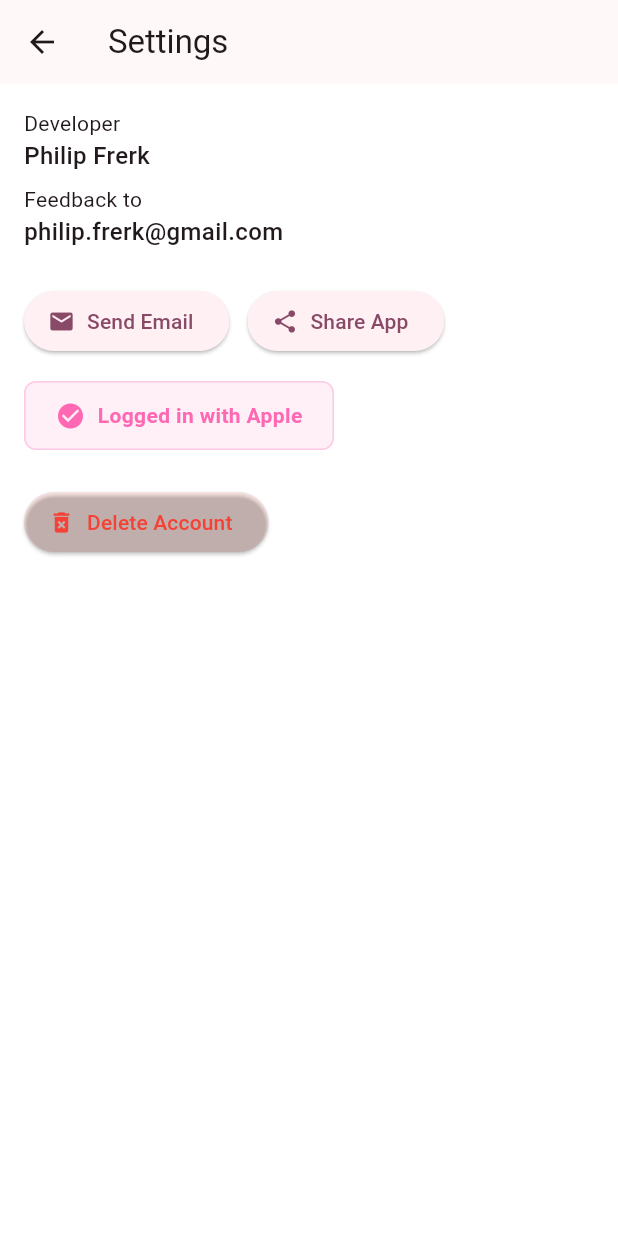
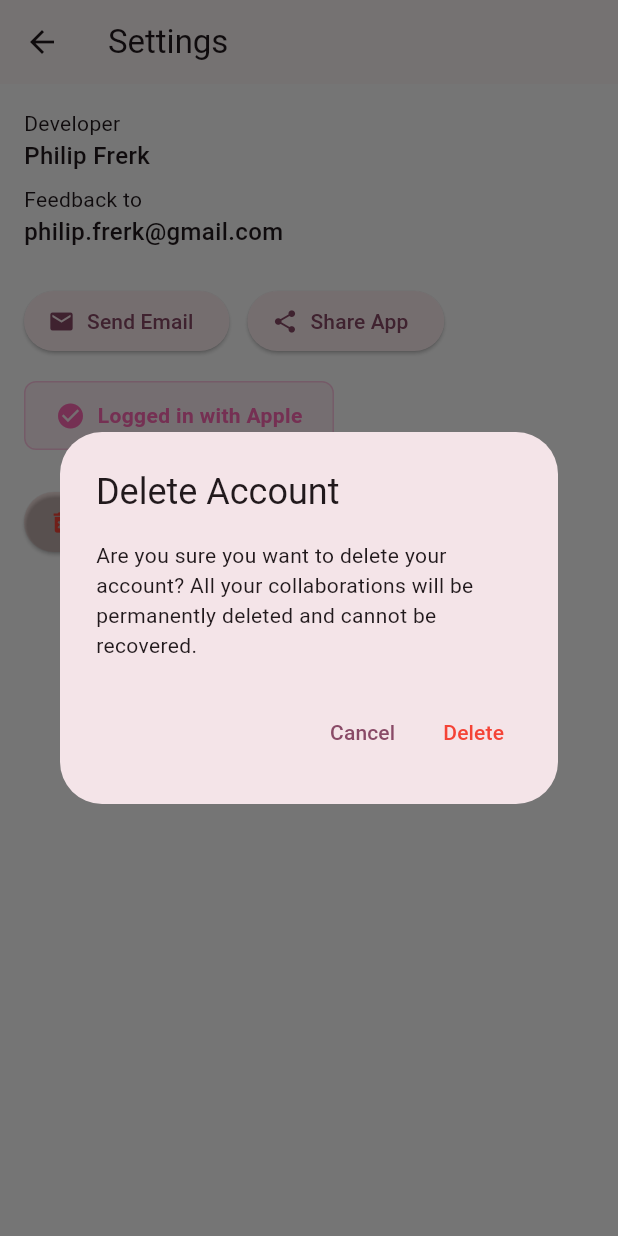
Before and after one commit to ph1l1pF/CollabFlow, a Flutter app: the SettingsPage screen opened directly, after a tap on "Delete Account", on a phone screen of 412 x 824 dp. Run offline on Flutter 3.47's test engine with Material 3 defaults, Android fonts, the phone set to English and light mode, and no system bars; our stand-ins replace flutter_local_notifications, flutter_secure_storage, hive, hive_flutter, pdf, share_plus and 4 more; accounts and stored records are empty.

Commit message:
account deletion

```diff
--- a/lib/l10n/app_de.arb
+++ b/lib/l10n/app_de.arb
@@ -92,5 +92,7 @@
   "refreshTokenExpiredMessage": "Deine Sitzung ist abgelaufen. Bitte melde dich erneut an, um deine Daten zu synchronisieren.",
   "settings": "Einstellungen",
   "deleteAccount": "Account löschen",
-  "accountDeleted": "Account erfolgreich gelöscht"
+  "accountDeleted": "Account erfolgreich gelöscht",
+  "deleteAccountConfirmation": "Bist du sicher, dass du deinen Account löschen möchtest? Alle deine Collaborations werden dauerhaft gelöscht und können nicht wiederhergestellt werden.",
+  "deleteAccountError": "Fehler beim Löschen des Accounts"
 }
--- a/lib/l10n/app_en.arb
+++ b/lib/l10n/app_en.arb
@@ -92,5 +92,7 @@
   "refreshTokenExpiredMessage": "Your session has expired. Please sign in again to sync your data.",
   "settings": "Settings",
   "deleteAccount": "Delete Account",
-  "accountDeleted": "Account deleted successfully"
+  "accountDeleted": "Account deleted successfully",
+  "deleteAccountConfirmation": "Are you sure you want to delete your account? All your collaborations will be permanently deleted and cannot be recovered.",
+  "deleteAccountError": "Error deleting account"
 }
--- a/lib/l10n/app_localizations.dart
+++ b/lib/l10n/app_localizations.dart
@@ -649,6 +649,18 @@ abstract class AppLocalizations {
   /// In en, this message translates to:
   /// **'Account deleted successfully'**
   String get accountDeleted;
+
+  /// No description provided for @deleteAccountConfirmation.
+  ///
+  /// In en, this message translates to:
+  /// **'Are you sure you want to delete your account? All your collaborations will be permanently deleted and cannot be recovered.'**
+  String get deleteAccountConfirmation;
+
+  /// No description provided for @deleteAccountError.
+  ///
+  /// In en, this message translates to:
+  /// **'Error deleting account'**
+  String get deleteAccountError;
 }
 
 class _AppLocalizationsDelegate
--- a/lib/l10n/app_localizations_de.dart
+++ b/lib/l10n/app_localizations_de.dart
@@ -291,4 +291,11 @@ class AppLocalizationsDe extends AppLocalizations {
 
   @override
   String get accountDeleted => 'Account erfolgreich gelöscht';
+
+  @override
+  String get deleteAccountConfirmation =>
+      'Bist du sicher, dass du deinen Account löschen möchtest? Alle deine Collaborations werden dauerhaft gelöscht und können nicht wiederhergestellt werden.';
+
+  @override
+  String get deleteAccountError => 'Fehler beim Löschen des Accounts';
 }
--- a/lib/l10n/app_localizations_en.dart
+++ b/lib/l10n/app_localizations_en.dart
@@ -292,4 +292,11 @@ class AppLocalizationsEn extends AppLocalizations {
 
   @override
   String get accountDeleted => 'Account deleted successfully';
+
+  @override
+  String get deleteAccountConfirmation =>
+      'Are you sure you want to delete your account? All your collaborations will be permanently deleted and cannot be recovered.';
+
+  @override
+  String get deleteAccountError => 'Error deleting account';
 }
--- a/lib/services/collaborations-api-service.dart
+++ b/lib/services/collaborations-api-service.dart
@@ -24,7 +24,7 @@ class CollaborationsApiService {
        _sharedPrefsRepository = sharedPrefsRepository;
 
   /// Start periodic sync of dirty collaborations
-  void startPeriodicSync({Duration interval = const Duration(seconds: 5)}) {
+  void startPeriodicSync({Duration interval = const Duration(minutes: 5)}) {
     _syncTimer?.cancel();
     _syncTimer = Timer.periodic(interval, (_) {
       if (_getDirtyCount() > 0) {
--- a/lib/views/about/settings.dart
+++ b/lib/views/about/settings.dart
@@ -21,7 +21,8 @@ class _SettingsPageState extends State<SettingsPage> {
 
   static const String developerName = 'Philip Frerk';
   static const String developerEmail = 'philip.frerk@gmail.com';
-  static const String appStoreLink = 'https://testflight.apple.com/join/QQc1cXU6';
+  static const String appStoreLink =
+      'https://testflight.apple.com/join/QQc1cXU6';
 
   @override
   void initState() {
@@ -30,9 +31,15 @@ class _SettingsPageState extends State<SettingsPage> {
   }
 
   Future<void> _checkRefreshTokenStatus() async {
-    final sharedPrefsRepository = Provider.of<SharedPrefsRepository>(context, listen: false);
+    final sharedPrefsRepository = Provider.of<SharedPrefsRepository>(
+      context,
+      listen: false,
+    );
     final isExpired = await sharedPrefsRepository.isRefreshTokenExpired();
-    final secureStorageService = Provider.of<SecureStorageService>(context, listen: false);
+    final secureStorageService = Provider.of<SecureStorageService>(
+      context,
+      listen: false,
+    );
     final isAuthenticated = await secureStorageService.isAuthenticated();
     if (mounted) {
       setState(() {
@@ -85,7 +92,10 @@ class _SettingsPageState extends State<SettingsPage> {
                         const Icon(Icons.warning, color: Colors.orange),
                         const SizedBox(width: 8),
                         Text(
-                          AppLocalizations.of(context)?.refreshTokenExpiredTitle ?? 'Login Required',
+                          AppLocalizations.of(
+                                context,
+                              )?.refreshTokenExpiredTitle ??
+                              'Login Required',
                           style: const TextStyle(
                             fontSize: 16,
                             fontWeight: FontWeight.bold,
@@ -96,7 +106,9 @@ class _SettingsPageState extends State<SettingsPage> {
                     ),
                     const SizedBox(height: 8),
                     Text(
-                      AppLocalizations.of(context)?.refreshTokenExpiredMessage ??
+                      AppLocalizations.of(
+                            context,
+                          )?.refreshTokenExpiredMessage ??
                           'Your session has expired. Please sign in again to sync your data.',
                       style: const TextStyle(fontSize: 14),
                     ),
@@ -122,13 +134,17 @@ class _SettingsPageState extends State<SettingsPage> {
                 ElevatedButton.icon(
                   onPressed: _sendEmail,
                   icon: const Icon(Icons.mail),
-                  label: Text(AppLocalizations.of(context)?.sendEmail ?? 'Send Email'),
+                  label: Text(
+                    AppLocalizations.of(context)?.sendEmail ?? 'Send Email',
+                  ),
                 ),
                 const SizedBox(width: 12),
                 ElevatedButton.icon(
                   onPressed: _shareApp,
                   icon: const Icon(Icons.share),
-                  label: Text(AppLocalizations.of(context)?.shareApp ?? 'Share App'),
+                  label: Text(
+                    AppLocalizations.of(context)?.shareApp ?? 'Share App',
+                  ),
                 ),
               ],
             ),
@@ -145,7 +161,10 @@ class _SettingsPageState extends State<SettingsPage> {
               ElevatedButton.icon(
                 onPressed: _clearSecureStorage,
                 icon: const Icon(Icons.delete_forever, color: Colors.red),
-                label: Text(AppLocalizations.of(context)?.deleteAccount ?? 'Delete Account'),
+                label: Text(
+                  AppLocalizations.of(context)?.deleteAccount ??
+                      'Delete Account',
+                ),
                 style: ElevatedButton.styleFrom(
                   backgroundColor: Colors.red.withValues(alpha: 0.1),
                   foregroundColor: Colors.red,
@@ -159,7 +178,10 @@ class _SettingsPageState extends State<SettingsPage> {
   }
 
   Future<void> _clearRefreshTokenExpiredFlag() async {
-    final sharedPrefsRepository = Provider.of<SharedPrefsRepository>(context, listen: false);
+    final sharedPrefsRepository = Provider.of<SharedPrefsRepository>(
+      context,
+      listen: false,
+    );
     await sharedPrefsRepository.setRefreshTokenExpired(false);
     if (mounted) {
       setState(() {
@@ -169,17 +191,76 @@ class _SettingsPageState extends State<SettingsPage> {
   }
 
   Future<void> _clearSecureStorage() async {
-    final secureStorageService = Provider.of<SecureStorageService>(context, listen: false);
+    final bool? confirmed = await showDialog<bool>(
+      context: context,
+      builder: (BuildContext context) {
+        return AlertDialog(
+          title: Text(
+            AppLocalizations.of(context)?.deleteAccount ?? 'Delete Account',
+          ),
+          content: Text(
+            AppLocalizations.of(context)?.deleteAccountConfirmation ??
+                'Are you sure you want to delete your account? All your collaborations will be permanently deleted and cannot be recovered.',
+          ),
+          actions: [
+            TextButton(
+              onPressed: () => Navigator.of(context).pop(false),
+              child: Text(
+                AppLocalizations.of(context)?.cancel ?? 'Cancel',
+              ),
+            ),
+            TextButton(
+              onPressed: () => Navigator.of(context).pop(true),
+              style: TextButton.styleFrom(
+                foregroundColor: Colors.red,
+              ),
+              child: Text(
+                AppLocalizations.of(context)?.delete ?? 'Delete',
+              ),
+            ),
+          ],
+        );
+      },
+    );
+
+    if (confirmed == true && mounted) {
+      final secureStorageService = Provider.of<SecureStorageService>(
+        context,
+        listen: false,
+      );
+      final apiService = Provider.of<CollaborationsApiService>(
+        context,
+        listen: false,
+      );
+
+      try {
+        await apiService.deleteAll();
         await secureStorageService.clearAllSecureData();
+
         if (mounted) {
-    final apiService = Provider.of<CollaborationsApiService>(context, listen: false);
-    await apiService.deleteAll();
           ScaffoldMessenger.of(context).showSnackBar(
             SnackBar(
-          content: Text(AppLocalizations.of(context)?.accountDeleted ?? 'Account deleted successfully'),
+              content: Text(
+                AppLocalizations.of(context)?.accountDeleted ??
+                    'Account deleted successfully',
+              ),
               backgroundColor: Colors.green,
+            ),
+          );
+        }
+      } catch (e) {
+        if (mounted) {
+          ScaffoldMessenger.of(context).showSnackBar(
+            SnackBar(
+              content: Text(
+                AppLocalizations.of(context)?.deleteAccountError ??
+                    'Error deleting account: $e',
+              ),
+              backgroundColor: Colors.red,
             ),
           );
         }
       }
     }
+  }
+}
```
Lines whose indentation alone changed are shown as unchanged.
